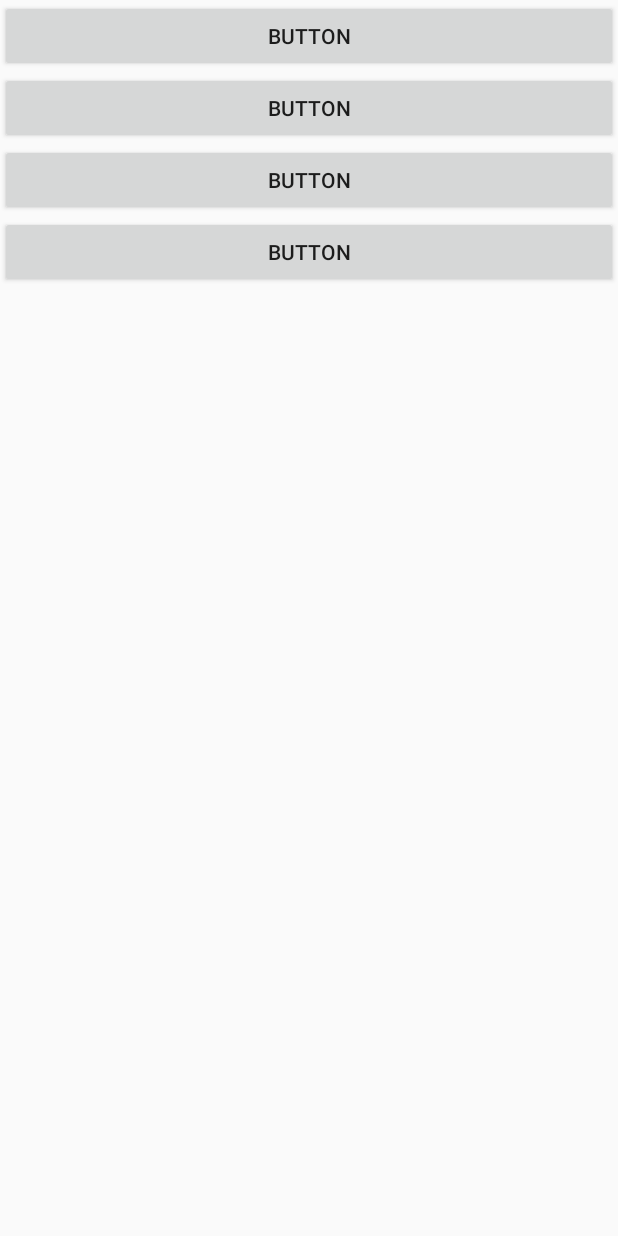
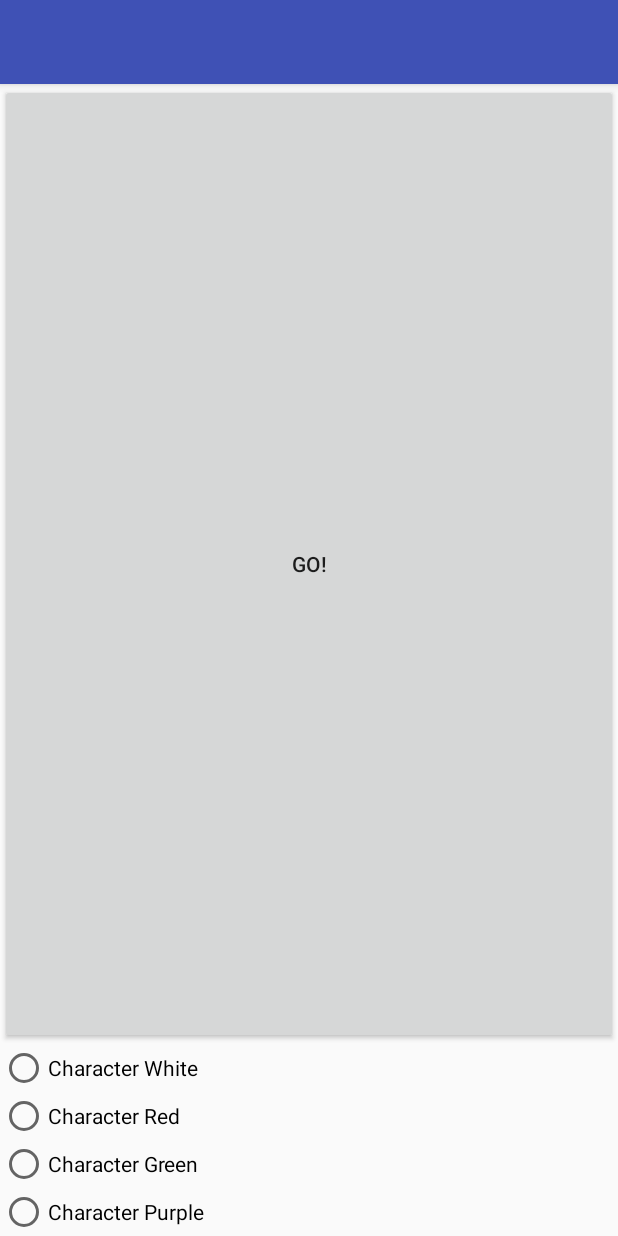
Before and after one commit to semaphore-soft/Cypher, an Android app: the layout character_select.xml on its own in the app's theme, with its tools: preview values and no code run, on a phone screen of 412 x 824 dp. Run offline under Robolectric (Android 15) with nearby library versions, the phone set to English and light mode, and no system bars.

Commit message:
provided classes and layouts for basic game flow - start with options to host or join, move to mock connection lobby with start game option, move to character select screen, move to ar instance

```diff
--- a/Source/Cypher/app/src/main/res/layout/character_select.xml
+++ b/Source/Cypher/app/src/main/res/layout/character_select.xml
@@ -1,30 +1,59 @@
 <?xml version="1.0" encoding="utf-8"?>
 <LinearLayout xmlns:android="http://schemas.android.com/apk/res/android"
+              xmlns:app="http://schemas.android.com/apk/res-auto"
               android:orientation="vertical"
               android:layout_width="match_parent"
               android:layout_height="match_parent">
 
-    <Button
-            android:text="Button"
+    <android.support.design.widget.AppBarLayout
             android:layout_width="match_parent"
             android:layout_height="wrap_content"
-            android:id="@+id/btnChar0"/>
+            android:theme="@style/AppTheme.AppBarOverlay">
+
+        <android.support.v7.widget.Toolbar
+                android:id="@+id/toolbar"
+                android:layout_width="match_parent"
+                android:layout_height="?attr/actionBarSize"
+                android:background="?attr/colorPrimary"
+                app:popupTheme="@style/AppTheme.PopupOverlay"/>
+
+    </android.support.design.widget.AppBarLayout>
 
     <Button
-            android:text="Button"
+            android:text="GO!"
             android:layout_width="match_parent"
             android:layout_height="wrap_content"
-            android:id="@+id/btnChar1"/>
+            android:id="@+id/btnGo"
+            android:layout_weight="1"/>
 
-    <Button
-            android:text="Button"
+    <RadioGroup
             android:layout_width="match_parent"
-            android:layout_height="wrap_content"
-            android:id="@+id/btnChar2"/>
+            android:layout_height="wrap_content">
 
-    <Button
-            android:text="Button"
-            android:layout_width="match_parent"
-            android:layout_height="wrap_content"
-            android:id="@+id/btnChar3"/>
+        <RadioButton
+                android:text="Character White"
+                android:layout_width="match_parent"
+                android:layout_height="wrap_content"
+                android:id="@+id/char0"/>
+
+        <RadioButton
+                android:text="Character Red"
+                android:layout_width="match_parent"
+                android:layout_height="wrap_content"
+                android:id="@+id/char1"/>
+
+        <RadioButton
+                android:text="Character Green"
+                android:layout_width="match_parent"
+                android:layout_height="wrap_content"
+                android:id="@+id/char2"/>
+
+        <RadioButton
+                android:text="Character Purple"
+                android:layout_width="match_parent"
+                android:layout_height="wrap_content"
+                android:id="@+id/char3"/>
+
+
+    </RadioGroup>
 </LinearLayout>
```
Also changed, not shown: Source/Cypher/app/src/main/AndroidManifest.xml (+19 -1 lines), Source/Cypher/app/src/main/java/com/semaphore_soft/apps/cypher/CharacterSelectActivity.java (added, +58 -0 lines), Source/Cypher/app/src/main/java/com/semaphore_soft/apps/cypher/ConnectionLobbyActivity.java (added, +38 -0 lines), Source/Cypher/app/src/main/java/com/semaphore_soft/apps/cypher/MainActivity.java (+5 -26 lines), Source/Cypher/app/src/main/res/layout/activity_main.xml (+0 -31 lines), Source/Cypher/app/src/main/res/layout/connection_lobby.xml (+15 -0 lines).
